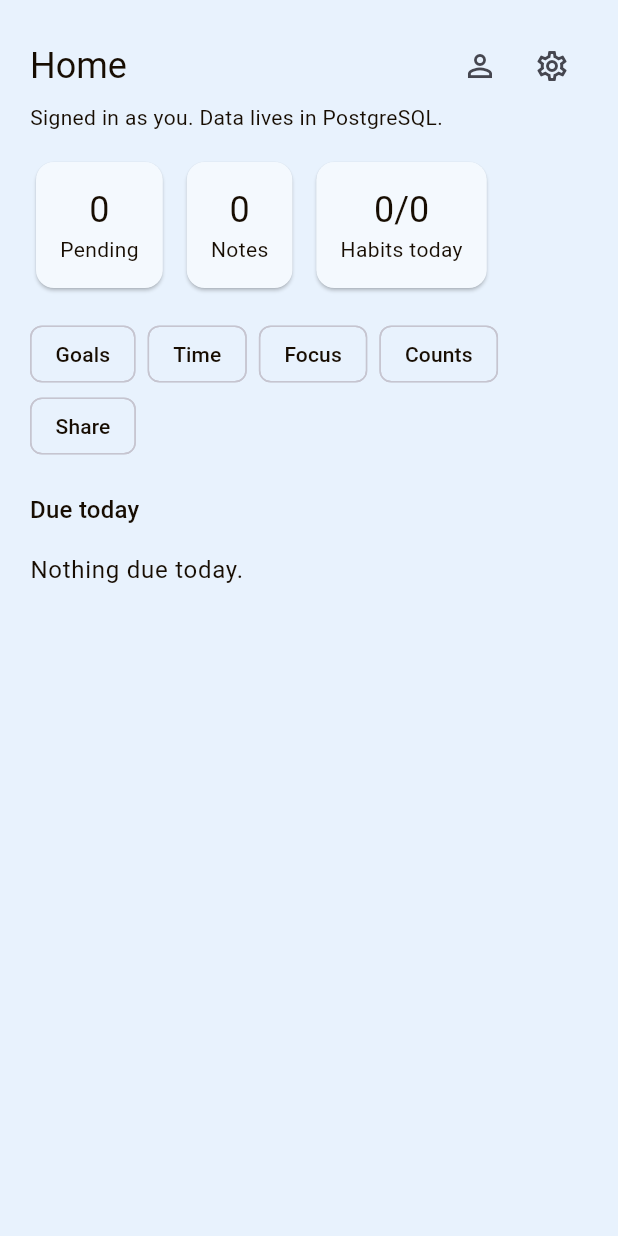
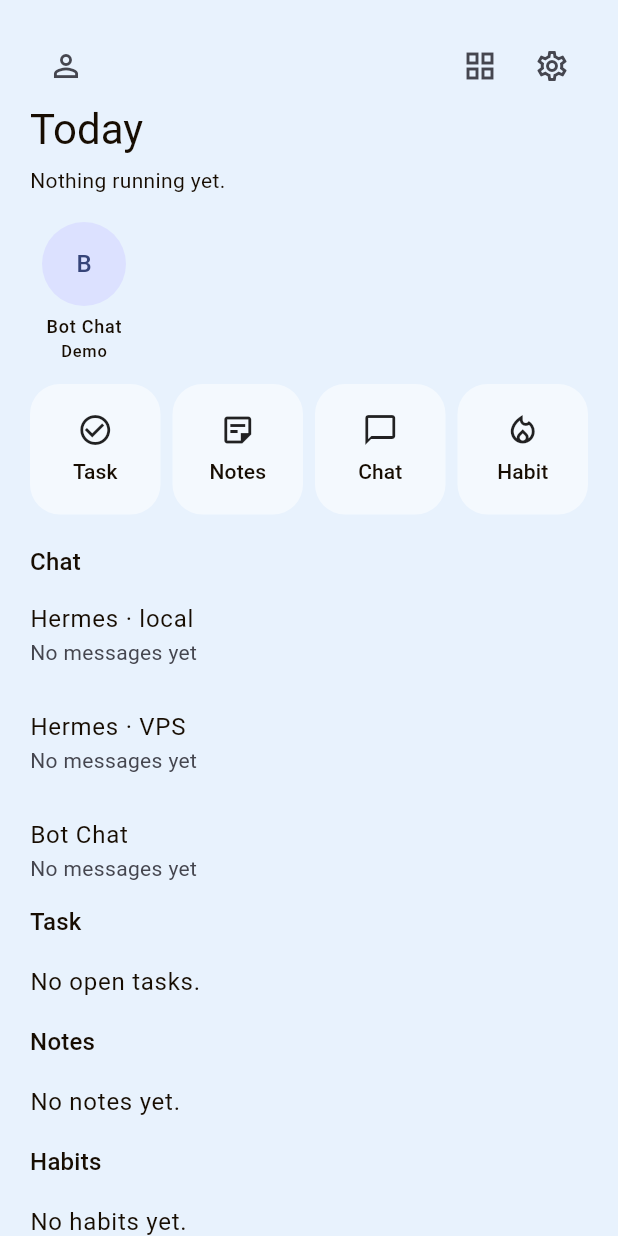
Before and after one commit to Akshit1018/Manage.kar, a Flutter app: the _HomeTab widget shown alone on an empty page, opened directly with empty values, on a phone screen of 412 x 824 dp. Run offline on Flutter 3.47's test engine with Material 3 defaults, Android fonts, the phone set to English and light mode, and no system bars; our stand-ins replace audioplayers, dio, file_picker, flutter_local_notifications, flutter_secure_storage, permission_handler and 2 more; missing offline and left inert: record; accounts and stored records are empty; network calls fail.

Commit message:
feat(companion): polish Home chrome to match the mock
Hide search and the tool strip on Home, move More into a header
grid icon, restyle circles/tiles/spotlight as cards, and give
Flutter the same greeting feed.

Co-authored-by: Akshit1018 <Akshit1018@users.noreply.github.com>

```diff
--- a/apps/mobile/lib/src/screens/shell_screen.dart
+++ b/apps/mobile/lib/src/screens/shell_screen.dart
@@ -3,15 +3,12 @@ import "package:managekar/src/notifications/local_reminders.dart";
 import "package:managekar/src/screens/chats_screen.dart";
 import "package:managekar/src/screens/counts_screen.dart";
 import "package:managekar/src/screens/editors.dart";
-import "package:managekar/src/screens/focus_screen.dart";
-import "package:managekar/src/screens/goals_screen.dart";
 import "package:managekar/src/screens/profile_screen.dart";
 import "package:managekar/src/screens/settings_screen.dart";
-import "package:managekar/src/screens/share_screen.dart";
-import "package:managekar/src/screens/time_screen.dart";
 import "package:managekar/src/state/dialer.dart";
 import "package:managekar/src/state/session.dart";
 import "package:managekar/src/state/workspace.dart";
+import "package:managekar/src/ui/home_feed.dart";
 import "package:managekar/src/util/format.dart";
 import "package:managekar/src/widgets/assist_orb.dart";
 import "package:managekar/src/widgets/assist_orb_geometry.dart";
@@ -56,7 +53,13 @@ class _ShellScreenState extends State<ShellScreen> {
       animation: widget.workspace,
       builder: (context, _) {
         final pages = [
-          _HomeTab(workspace: widget.workspace, session: widget.session, reminders: widget.reminders, dialer: dialer),
+          _HomeTab(
+            workspace: widget.workspace,
+            session: widget.session,
+            reminders: widget.reminders,
+            dialer: dialer,
+            onOpenTab: (value) => setState(() => index = value),
+          ),
           _ListTab(
             title: "Tasks",
             empty: "Add one task. It is stored in PostgreSQL.",
@@ -123,32 +126,53 @@ class _ShellScreenState extends State<ShellScreen> {
 }
 
 class _HomeTab extends StatelessWidget {
-  const _HomeTab({required this.workspace, required this.session, required this.reminders, this.dialer});
+  const _HomeTab({
+    required this.workspace,
+    required this.session,
+    required this.reminders,
+    required this.onOpenTab,
+    this.dialer,
+  });
 
   final WorkspaceController workspace;
   final SessionController session;
   final LocalReminders reminders;
+  final ValueChanged<int> onOpenTab;
   final DialerController? dialer;
 
   @override
   Widget build(BuildContext context) {
-    final pending = workspace.tasks.where((item) => asMap(item)["completed"] != true).length;
-    final notes = workspace.notes.length;
-    final habitsDone = workspace.habits.where((item) => asMap(item)["completedToday"] == true).length;
+    final tasks = workspace.tasks.map(asMap).toList();
+    final notes = workspace.notes.map(asMap).toList();
+    final habits = workspace.habits.map(asMap).toList();
     final due = workspace.dueToday();
+    final doingCount = tasks.where((item) => item["status"] == "doing" && item["completed"] != true).length;
+    final greeting = homeGreeting(workspace.user?["name"] as String?);
+    final sessions = visibleSessions(dialer?.state ?? DialerState.empty());
+    final agents = homeAgents(sessions);
+    final chats = chatListItems(dialer?.state ?? DialerState.empty());
+    final taskPreview = homeTaskPreview(tasks);
+    final notePreview = homeNotePreview(notes);
+    final habitPreview = homeHabitPreview(habits);
+    final chatPreview = homeChatPreview(chats);
+    final doing = tasks.where((item) => item["status"] == "doing" && item["completed"] != true);
+    final spotlight = doing.isNotEmpty ? doing.first : (due.isEmpty ? null : due.first);
     return SafeArea(
       child: ListView(
         padding: const EdgeInsets.all(20),
         children: [
           Row(
             children: [
-              Expanded(
-                child: Text("Home", style: Theme.of(context).textTheme.headlineSmall),
-              ),
               IconButton(
                 tooltip: "Open profile",
                 onPressed: () => Navigator.push(context, MaterialPageRoute<void>(builder: (_) => ProfileScreen(workspace: workspace))),
                 icon: const Icon(Icons.person_outline),
+              ),
+              const Spacer(),
+              IconButton(
+                tooltip: "More",
+                onPressed: () => Navigator.push(context, MaterialPageRoute<void>(builder: (_) => CountsScreen(workspace: workspace))),
+                icon: const Icon(Icons.grid_view_outlined),
               ),
               IconButton(
                 tooltip: "Open settings",
@@ -162,56 +186,118 @@ class _HomeTab extends StatelessWidget {
               ),
             ],
           ),
-          Text("Signed in as ${workspace.user?["name"] ?? "you"}. Data lives in PostgreSQL."),
-          const SizedBox(height: 16),
-          Wrap(
-            spacing: 8,
-            runSpacing: 8,
+          if (greeting != "Today")
+            Text("Today", style: Theme.of(context).textTheme.bodySmall),
+          Text(greeting, style: Theme.of(context).textTheme.headlineMedium),
+          const SizedBox(height: 6),
+          Text(
+            agentDaySumUp(doingCount: doingCount, todayCount: due.length, paired: false),
+            style: Theme.of(context).textTheme.bodyMedium,
+          ),
+          const SizedBox(height: 18),
+          if (agents.isNotEmpty)
+            SizedBox(
+              height: 96,
+              child: ListView(
+                scrollDirection: Axis.horizontal,
+                children: agents.map((agent) {
+                  return Padding(
+                    padding: const EdgeInsets.only(right: 12),
+                    child: InkWell(
+                      onTap: dialer == null ? null : () => openChatThread(context, dialer!, agent.id),
+                      child: SizedBox(
+                        width: 72,
+                        child: Column(
+                          children: [
+                            CircleAvatar(radius: 28, child: Text(agentInitials(agent.title))),
+                            const SizedBox(height: 6),
+                            Text(agent.title, overflow: TextOverflow.ellipsis, style: Theme.of(context).textTheme.labelMedium),
+                            Text(agentCaption(agent), style: Theme.of(context).textTheme.labelSmall),
+                          ],
+                        ),
+                      ),
+                    ),
+                  );
+                }).toList(),
+              ),
+            ),
+          const SizedBox(height: 12),
+          Row(
             children: [
-              _StatCard(label: "Pending", value: "$pending"),
-              _StatCard(label: "Notes", value: "$notes"),
-              _StatCard(label: "Habits today", value: "$habitsDone/${workspace.habits.length}"),
+              _JumpTile(label: "Task", icon: Icons.check_circle_outline, onTap: () => onOpenTab(1)),
+              const SizedBox(width: 8),
+              _JumpTile(label: "Notes", icon: Icons.sticky_note_2_outlined, onTap: () => onOpenTab(2)),
+              const SizedBox(width: 8),
+              _JumpTile(label: "Chat", icon: Icons.chat_bubble_outline, onTap: () => onOpenTab(3)),
+              const SizedBox(width: 8),
+              _JumpTile(label: "Habit", icon: Icons.local_fire_department_outlined, onTap: () => onOpenTab(4)),
             ],
           ),
-          const SizedBox(height: 16),
-          Wrap(
-            spacing: 8,
-            children: [
-              ActionChip(
-                label: const Text("Goals"),
-                onPressed: () => Navigator.push(context, MaterialPageRoute<void>(builder: (_) => GoalsScreen(workspace: workspace))),
+          if (spotlight != null) ...[
+            const SizedBox(height: 16),
+            Card(
+              child: ListTile(
+                title: Text(spotlight["title"] as String? ?? "Task"),
+                subtitle: Text(taskProgressDetail(spotlight)),
+                onTap: () => openTaskEditor(context, workspace, spotlight),
               ),
-              ActionChip(
-                label: const Text("Time"),
-                onPressed: () => Navigator.push(context, MaterialPageRoute<void>(builder: (_) => TimeScreen(workspace: workspace))),
-              ),
-              ActionChip(
-                label: const Text("Focus"),
-                onPressed: () => Navigator.push(context, MaterialPageRoute<void>(builder: (_) => FocusScreen(workspace: workspace))),
-              ),
-              ActionChip(
-                label: const Text("Counts"),
-                onPressed: () => Navigator.push(context, MaterialPageRoute<void>(builder: (_) => CountsScreen(workspace: workspace))),
-              ),
-              ActionChip(
-                label: const Text("Share"),
-                onPressed: () => Navigator.push(context, MaterialPageRoute<void>(builder: (_) => ShareScreen(workspace: workspace))),
-              ),
-            ],
-          ),
+            ),
+          ],
           const SizedBox(height: 20),
-          Text("Due today", style: Theme.of(context).textTheme.titleMedium),
-          if (due.isEmpty)
-            const ListTile(contentPadding: EdgeInsets.zero, title: Text("Nothing due today."))
+          Text("Chat", style: Theme.of(context).textTheme.titleMedium),
+          if (chatPreview.isEmpty)
+            const ListTile(contentPadding: EdgeInsets.zero, title: Text("No other chats yet."))
           else
-            ...due.map((task) {
+            ...chatPreview.map((item) {
               return ListTile(
                 contentPadding: EdgeInsets.zero,
-                title: Text(task["title"] as String? ?? ""),
-                subtitle: Text("${task["priority"]}"),
-                onTap: () => openTaskEditor(context, workspace, task),
+                title: Text(item.title),
+                subtitle: Text(item.preview),
+                onTap: dialer == null ? null : () => openChatThread(context, dialer!, item.id),
               );
             }),
+          Text("Task", style: Theme.of(context).textTheme.titleMedium),
+          if (taskPreview.isEmpty)
+            const ListTile(contentPadding: EdgeInsets.zero, title: Text("No open tasks."))
+          else
+            ...taskPreview.map((item) {
+              return ListTile(
+                contentPadding: EdgeInsets.zero,
+                title: Text(item["title"] as String? ?? ""),
+                subtitle: Text(taskProgressDetail(item)),
+                onTap: () => openTaskEditor(context, workspace, item),
+              );
+            }),
+          if (tasks.where((item) => item["completed"] != true).length > taskPreview.length)
+            TextButton(onPressed: () => onOpenTab(1), child: const Text("View all")),
+          Text("Notes", style: Theme.of(context).textTheme.titleMedium),
+          if (notePreview.isEmpty)
+            const ListTile(contentPadding: EdgeInsets.zero, title: Text("No notes yet."))
+          else
+            ...notePreview.map((item) {
+              return ListTile(
+                contentPadding: EdgeInsets.zero,
+                title: Text(item["title"] as String? ?? "Untitled note"),
+                subtitle: Text((item["content"] as String?)?.isEmpty == true ? "Empty" : item["content"] as String? ?? "Empty"),
+                onTap: () => openNoteEditor(context, workspace, item),
+              );
+            }),
+          if (notes.length > notePreview.length)
+            TextButton(onPressed: () => onOpenTab(2), child: const Text("View all")),
+          Text("Habits", style: Theme.of(context).textTheme.titleMedium),
+          if (habitPreview.isEmpty)
+            const ListTile(contentPadding: EdgeInsets.zero, title: Text("No habits yet."))
+          else
+            ...habitPreview.map((item) {
+              return ListTile(
+                contentPadding: EdgeInsets.zero,
+                title: Text(item["name"] as String? ?? ""),
+                subtitle: Text(item["completedToday"] == true ? "Done today" : "Not yet today"),
+                onTap: () => openHabitEditor(context, workspace, item),
+              );
+            }),
+          if (habits.length > habitPreview.length)
+            TextButton(onPressed: () => onOpenTab(4), child: const Text("View all")),
           if (workspace.error != null) Text(workspace.error!, style: const TextStyle(color: Colors.red)),
         ],
       ),
@@ -219,17 +305,36 @@ class _HomeTab extends StatelessWidget {
   }
 }
 
-class _StatCard extends StatelessWidget {
-  const _StatCard({required this.label, required this.value});
+class _JumpTile extends StatelessWidget {
+  const _JumpTile({required this.label, required this.icon, required this.onTap});
+
   final String label;
-  final String value;
+  final IconData icon;
+  final VoidCallback onTap;
 
   @override
   Widget build(BuildContext context) {
-    return Card(
-      child: Padding(
-        padding: const EdgeInsets.all(16),
-        child: Column(children: [Text(value, style: Theme.of(context).textTheme.headlineSmall), Text(label)]),
+    return Expanded(
+      child: AspectRatio(
+        aspectRatio: 1,
+        child: InkWell(
+          onTap: onTap,
+          borderRadius: BorderRadius.circular(20),
+          child: Ink(
+            decoration: BoxDecoration(
+              color: Theme.of(context).colorScheme.surfaceContainerLow,
+              borderRadius: BorderRadius.circular(20),
+            ),
+            child: Column(
+              mainAxisAlignment: MainAxisAlignment.center,
+              children: [
+                Icon(icon),
+                const SizedBox(height: 6),
+                Text(label, style: Theme.of(context).textTheme.labelLarge),
+              ],
+            ),
+          ),
+        ),
       ),
     );
   }
--- /dev/null
+++ b/apps/mobile/lib/src/ui/home_feed.dart
@@ -0,0 +1,103 @@
+import "package:managekar/src/state/dialer.dart";
+
+const homePreviewLimit = 4;
+const homeChatPreviewLimit = 3;
+
+String homeGreeting(String? name) {
+  final trimmed = (name ?? "").trim();
+  if (trimmed.isEmpty || trimmed == "User") {
+    return "Today";
+  }
+  return "Hello, $trimmed";
+}
+
+String agentDaySumUp({
+  required int doingCount,
+  required int todayCount,
+  required bool paired,
+}) {
+  if (doingCount > 0) {
+    return "$doingCount in progress today.";
+  }
+  if (todayCount > 0) {
+    return "$todayCount due today.";
+  }
+  if (paired) {
+    return "Paired. Nothing running.";
+  }
+  return "Nothing running yet.";
+}
+
+List<DialerSession> homeAgents(List<DialerSession> sessions) {
+  final bots = sessions.where((session) => session.title == "Bot Chat").toList();
+  if (bots.isNotEmpty) {
+    return bots;
+  }
+  return sessions;
+}
+
+String agentInitials(String title) {
+  if (title == "Bot Chat") {
+    return "B";
+  }
+  final words = title.split(RegExp(r"\s+")).where((word) => RegExp(r"[A-Za-z0-9]").hasMatch(word)).toList();
+  if (words.isEmpty) {
+    return "?";
+  }
+  if (words.length >= 2) {
+    return "${words[0][0]}${words[1][0]}".toUpperCase();
+  }
+  return words[0][0].toUpperCase();
+}
+
+String agentCaption(DialerSession session) => session.source == "demo" ? "Demo" : "Paired";
+
+List<ChatListItem> homeChatPreview(List<ChatListItem> chats, {String? excludeId}) {
+  return chats.where((item) => item.id != newChatTarget && item.id != excludeId).take(homeChatPreviewLimit).toList();
+}
+
+List<Map<String, dynamic>> homeTaskPreview(List<Map<String, dynamic>> tasks) {
+  final open = tasks.where((task) => task["completed"] != true).toList();
+  open.sort((left, right) {
+    final leftDoing = left["status"] == "doing" ? 0 : 1;
+    final rightDoing = right["status"] == "doing" ? 0 : 1;
+    return leftDoing - rightDoing;
+  });
+  return open.take(homePreviewLimit).toList();
+}
+
+List<Map<String, dynamic>> homeNotePreview(List<Map<String, dynamic>> notes) {
+  final next = [...notes];
+  next.sort((left, right) {
+    final leftPin = left["pinned"] == true ? 1 : 0;
+    final rightPin = right["pinned"] == true ? 1 : 0;
+    return rightPin - leftPin;
+  });
+  return next.take(homePreviewLimit).toList();
+}
+
+List<Map<String, dynamic>> homeHabitPreview(List<Map<String, dynamic>> habits) {
+  final next = [...habits];
+  next.sort((left, right) {
+    final leftDone = left["completedToday"] == true ? 1 : 0;
+    final rightDone = right["completedToday"] == true ? 1 : 0;
+    return leftDone - rightDone;
+  });
+  return next.take(homePreviewLimit).toList();
+}
+
+String taskProgressDetail(Map<String, dynamic> task) {
+  final checklist = task["checklist"];
+  if (checklist is List && checklist.isNotEmpty) {
+    final done = checklist.where((item) => item is Map && item["completed"] == true).length;
+    return "$done/${checklist.length} checklist";
+  }
+  switch (task["status"]) {
+    case "doing":
+      return "In progress";
+    case "done":
+      return "Done";
+    default:
+      return "To do";
+  }
+}
```
Also changed, not shown: 8 other files.
